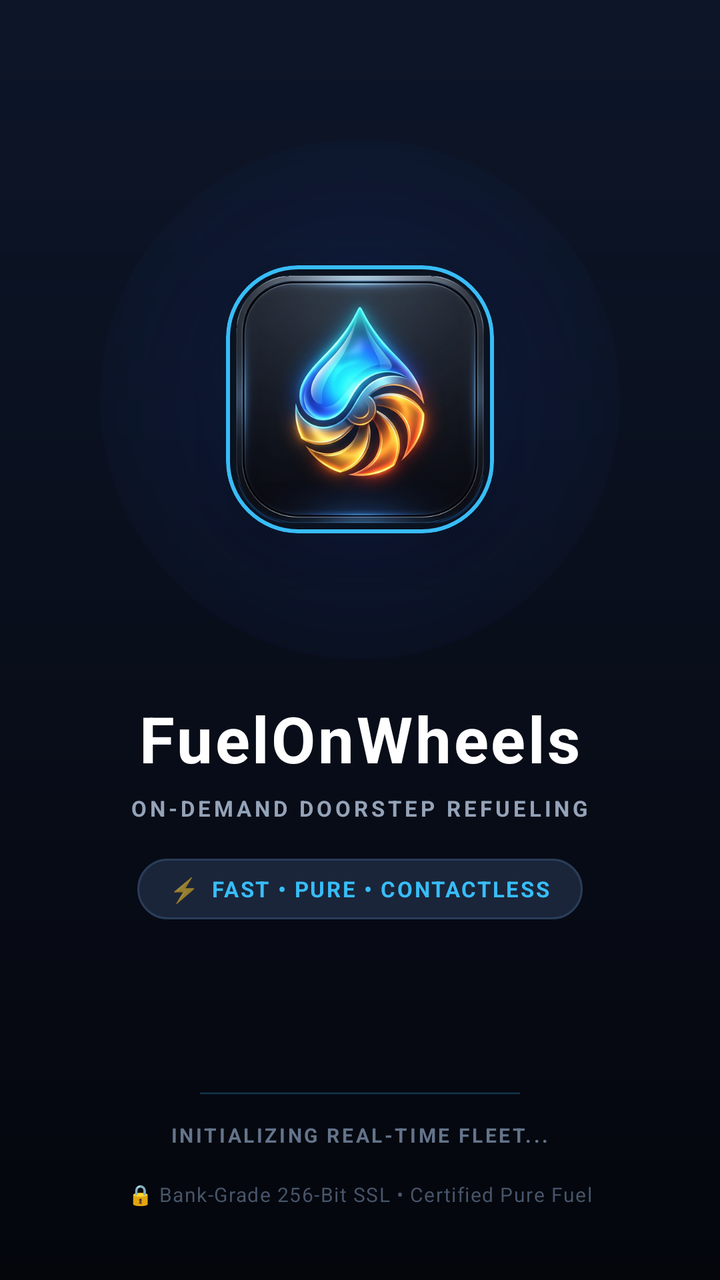
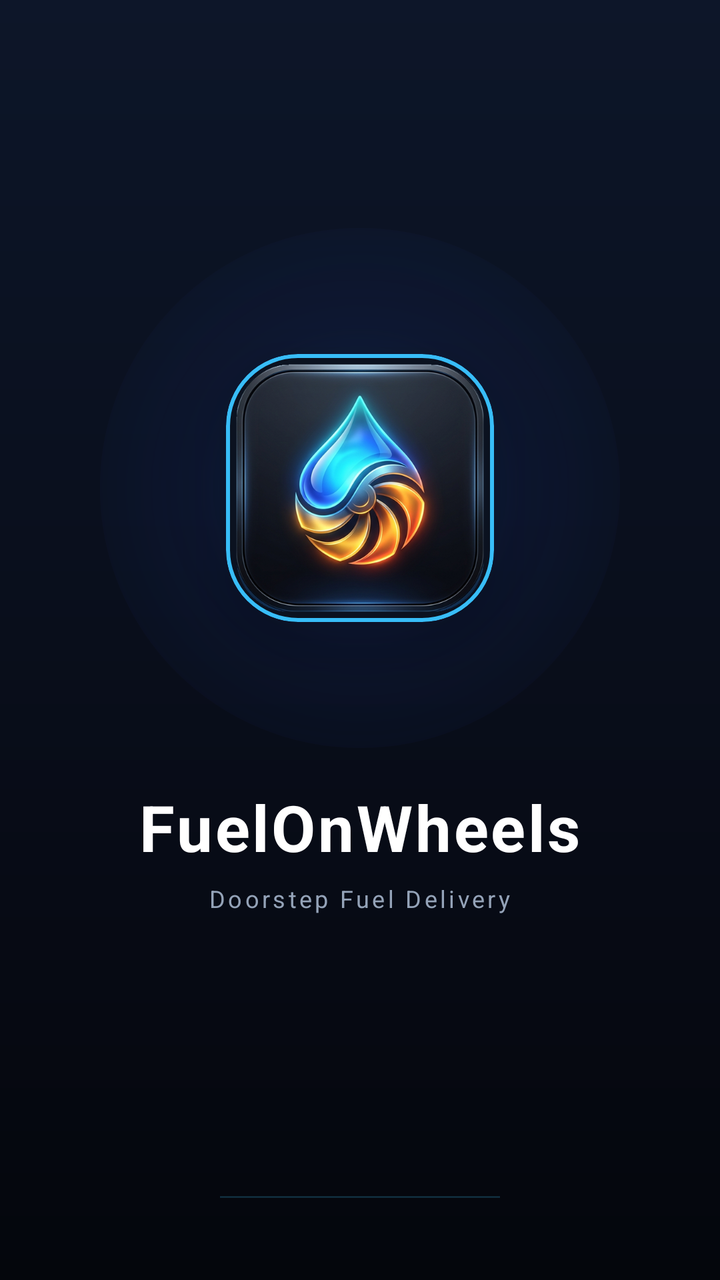

Compare the two renders of this Android layout. The source of the first and the diff that turns it into the second are given below.
<!-- AndroidManifest.xml: activity theme Theme.FuelOnWheelsApp.Splash -->
<!-- res/layout/activity_main.xml -->
<?xml version="1.0" encoding="utf-8"?>
<androidx.constraintlayout.widget.ConstraintLayout xmlns:android="http://schemas.android.com/apk/res/android"
    xmlns:app="http://schemas.android.com/apk/res-auto"
    xmlns:tools="http://schemas.android.com/tools"
    android:id="@+id/splash_root"
    android:layout_width="match_parent"
    android:layout_height="match_parent"
    android:background="@drawable/bg_splash_luxury"
    tools:context=".splashScreen.MainActivity"
    tools:ignore="Overdraw">

    
    <LinearLayout
        android:id="@+id/hero_center_layout"
        android:layout_width="wrap_content"
        android:layout_height="wrap_content"
        android:gravity="center_horizontal"
        android:orientation="vertical"
        app:layout_constraintBottom_toTopOf="@+id/bottom_container"
        app:layout_constraintEnd_toEndOf="parent"
        app:layout_constraintStart_toStartOf="parent"
        app:layout_constraintTop_toTopOf="parent"
        app:layout_constraintVertical_bias="0.45">

        
        <FrameLayout
            android:layout_width="wrap_content"
            android:layout_height="wrap_content">

            
            <View
                android:id="@+id/splash_aura"
                android:layout_width="260dp"
                android:layout_height="260dp"
                android:layout_gravity="center"
                android:background="@drawable/splash_glow_aura" />

            
            <com.google.android.material.card.MaterialCardView
                android:id="@+id/logo_card"
                android:layout_width="134dp"
                android:layout_height="134dp"
                android:layout_gravity="center"
                app:cardBackgroundColor="#0B1220"
                app:cardCornerRadius="36dp"
                app:cardElevation="18dp"
                app:strokeColor="#38BDF8"
                app:strokeWidth="2dp">

                <ImageView
                    android:id="@+id/imageView"
                    android:layout_width="match_parent"
                    android:layout_height="match_parent"
                    android:contentDescription="@string/logo"
                    android:scaleType="fitCenter"
                    app:srcCompat="@drawable/app_icon" />
            </com.google.android.material.card.MaterialCardView>
        </FrameLayout>

        
        <LinearLayout
            android:id="@+id/brand_info_layout"
            android:layout_width="wrap_content"
            android:layout_height="wrap_content"
            android:layout_marginTop="18dp"
            android:gravity="center_horizontal"
            android:orientation="vertical">

            <TextView
                android:id="@+id/textView"
                android:layout_width="wrap_content"
                android:layout_height="wrap_content"
                android:letterSpacing="0.04"
                android:text="FuelOnWheels"
                android:textColor="#FFFFFF"
                android:textSize="32sp"
                android:textStyle="bold" />

            <TextView
                android:id="@+id/tv_tagline"
                android:layout_width="wrap_content"
                android:layout_height="wrap_content"
                android:layout_marginTop="6dp"
                android:letterSpacing="0.15"
                android:text="ON-DEMAND DOORSTEP REFUELING"
                android:textColor="#94A3B8"
                android:textSize="11sp"
                android:textStyle="bold" />

            
            <LinearLayout
                android:id="@+id/feature_pill"
                android:layout_width="wrap_content"
                android:layout_height="wrap_content"
                android:layout_marginTop="18dp"
                android:background="@drawable/splash_pill_bg"
                android:gravity="center"
                android:orientation="horizontal"
                android:paddingStart="16dp"
                android:paddingTop="7dp"
                android:paddingEnd="16dp"
                android:paddingBottom="7dp">

                <TextView
                    android:layout_width="wrap_content"
                    android:layout_height="wrap_content"
                    android:text="⚡"
                    android:textSize="12sp" />

                <TextView
                    android:layout_width="wrap_content"
                    android:layout_height="wrap_content"
                    android:layout_marginStart="6dp"
                    android:letterSpacing="0.08"
                    android:text="FAST • PURE • CONTACTLESS"
                    android:textColor="#38BDF8"
                    android:textSize="11sp"
                    android:textStyle="bold" />
            </LinearLayout>
        </LinearLayout>
    </LinearLayout>

    
    <LinearLayout
        android:id="@+id/bottom_container"
        android:layout_width="wrap_content"
        android:layout_height="wrap_content"
        android:layout_marginBottom="36dp"
        android:gravity="center_horizontal"
        android:orientation="vertical"
        app:layout_constraintBottom_toBottomOf="parent"
        app:layout_constraintEnd_toEndOf="parent"
        app:layout_constraintStart_toStartOf="parent">

        
        <ProgressBar
            android:id="@+id/splash_progress"
            style="?android:attr/progressBarStyleHorizontal"
            android:layout_width="160dp"
            android:layout_height="4dp"
            android:layout_marginBottom="12dp"
            android:indeterminate="true"
            android:indeterminateTint="#38BDF8"
            android:progressDrawable="@drawable/splash_progress_drawable" />

        <TextView
            android:id="@+id/tv_loading_status"
            android:layout_width="wrap_content"
            android:layout_height="wrap_content"
            android:letterSpacing="0.12"
            android:text="INITIALIZING REAL-TIME FLEET..."
            android:textColor="#64748B"
            android:textSize="10sp"
            android:textStyle="bold" />

        <TextView
            android:layout_width="wrap_content"
            android:layout_height="wrap_content"
            android:layout_marginTop="16dp"
            android:letterSpacing="0.05"
            android:text="🔒 Bank-Grade 256-Bit SSL • Certified Pure Fuel"
            android:textColor="#475569"
            android:textSize="10sp" />

    </LinearLayout>

</androidx.constraintlayout.widget.ConstraintLayout>
<!-- resources referenced by this layout -->
<resources>
  <!-- drawable app_icon: png bitmap (drawable, 474904 bytes) -->
  <!-- drawable bg_splash_luxury (drawable) -->
  <?xml version="1.0" encoding="utf-8"?>
  <shape xmlns:android="http://schemas.android.com/apk/res/android"
      android:shape="rectangle">
      <gradient
          android:type="linear"
          android:angle="270"
          android:startColor="#0D1629"
          android:centerColor="#090E1B"
          android:endColor="#04060C" />
  </shape>
  <!-- drawable splash_glow_aura (drawable) -->
  <?xml version="1.0" encoding="utf-8"?>
  <shape xmlns:android="http://schemas.android.com/apk/res/android"
      android:shape="oval">
      <gradient
          android:type="radial"
          android:gradientRadius="160dp"
          android:startColor="#402563EB"
          android:centerColor="#151D4ED8"
          android:endColor="#00000000" />
  </shape>
  <!-- drawable splash_pill_bg (drawable) -->
  <?xml version="1.0" encoding="utf-8"?>
  <shape xmlns:android="http://schemas.android.com/apk/res/android"
      android:shape="rectangle">
      <solid android:color="#1A253A" />
      <corners android:radius="24dp" />
      <stroke
          android:width="1dp"
          android:color="#2A3D59" />
  </shape>
  <!-- drawable splash_progress_drawable (drawable) -->
  <?xml version="1.0" encoding="utf-8"?>
  <layer-list xmlns:android="http://schemas.android.com/apk/res/android">
      <item android:id="@android:id/background">
          <shape>
              <corners android:radius="4dp" />
              <solid android:color="#1A253A" />
          </shape>
      </item>
      <item android:id="@android:id/progress">
          <clip>
              <shape>
                  <corners android:radius="4dp" />
                  <gradient
                      android:startColor="#38BDF8"
                      android:centerColor="#2563EB"
                      android:endColor="#818CF8" />
              </shape>
          </clip>
      </item>
  </layer-list>
  <string name="logo">logo</string>
  <style name="Theme.FuelOnWheelsApp.Splash" parent="Theme.MaterialComponents.DayNight.NoActionBar">
          <item name="android:windowBackground">#090E1B</item>
          <item name="android:statusBarColor">#0D1629</item>
          <item name="android:navigationBarColor">#04060C</item>
          <item name="android:windowLightStatusBar">false</item>
      </style>
</resources>

<!-- the commit's change to res/layout/activity_main.xml (unified diff, before → after) -->
@@ -81,42 +81,11 @@
                 android:layout_width="wrap_content"
                 android:layout_height="wrap_content"
                 android:layout_marginTop="6dp"
-                android:letterSpacing="0.15"
-                android:text="ON-DEMAND DOORSTEP REFUELING"
+                android:letterSpacing="0.12"
+                android:text="Doorstep Fuel Delivery"
                 android:textColor="#94A3B8"
-                android:textSize="11sp"
-                android:textStyle="bold" />
-
-            
-            <LinearLayout
-                android:id="@+id/feature_pill"
-                android:layout_width="wrap_content"
-                android:layout_height="wrap_content"
-                android:layout_marginTop="18dp"
-                android:background="@drawable/splash_pill_bg"
-                android:gravity="center"
-                android:orientation="horizontal"
-                android:paddingStart="16dp"
-                android:paddingTop="7dp"
-                android:paddingEnd="16dp"
-                android:paddingBottom="7dp">
-
-                <TextView
-                    android:layout_width="wrap_content"
-                    android:layout_height="wrap_content"
-                    android:text="⚡"
-                    android:textSize="12sp" />
-
-                <TextView
-                    android:layout_width="wrap_content"
-                    android:layout_height="wrap_content"
-                    android:layout_marginStart="6dp"
-                    android:letterSpacing="0.08"
-                    android:text="FAST • PURE • CONTACTLESS"
-                    android:textColor="#38BDF8"
-                    android:textSize="11sp"
-                    android:textStyle="bold" />
-            </LinearLayout>
+                android:textSize="12sp"
+                android:textStyle="normal" />
         </LinearLayout>
     </LinearLayout>
 
@@ -125,7 +94,7 @@
         android:id="@+id/bottom_container"
         android:layout_width="wrap_content"
         android:layout_height="wrap_content"
-        android:layout_marginBottom="36dp"
+        android:layout_marginBottom="40dp"
         android:gravity="center_horizontal"
         android:orientation="vertical"
         app:layout_constraintBottom_toBottomOf="parent"
@@ -136,32 +105,12 @@
         <ProgressBar
             android:id="@+id/splash_progress"
             style="?android:attr/progressBarStyleHorizontal"
-            android:layout_width="160dp"
-            android:layout_height="4dp"
-            android:layout_marginBottom="12dp"
+            android:layout_width="140dp"
+            android:layout_height="3dp"
             android:indeterminate="true"
             android:indeterminateTint="#38BDF8"
             android:progressDrawable="@drawable/splash_progress_drawable" />
 
-        <TextView
-            android:id="@+id/tv_loading_status"
-            android:layout_width="wrap_content"
-            android:layout_height="wrap_content"
-            android:letterSpacing="0.12"
-            android:text="INITIALIZING REAL-TIME FLEET..."
-            android:textColor="#64748B"
-            android:textSize="10sp"
-            android:textStyle="bold" />
-
-        <TextView
-            android:layout_width="wrap_content"
-            android:layout_height="wrap_content"
-            android:layout_marginTop="16dp"
-            android:letterSpacing="0.05"
-            android:text="🔒 Bank-Grade 256-Bit SSL • Certified Pure Fuel"
-            android:textColor="#475569"
-            android:textSize="10sp" />
-
     </LinearLayout>
 
 </androidx.constraintlayout.widget.ConstraintLayout>
<!-- resource entries referenced after the edit -->
@@ -22,16 +22,6 @@
           android:startColor="#402563EB"
           android:centerColor="#151D4ED8"
           android:endColor="#00000000" />
-  </shape>
-  <!-- drawable splash_pill_bg (drawable) -->
-  <?xml version="1.0" encoding="utf-8"?>
-  <shape xmlns:android="http://schemas.android.com/apk/res/android"
-      android:shape="rectangle">
-      <solid android:color="#1A253A" />
-      <corners android:radius="24dp" />
-      <stroke
-          android:width="1dp"
-          android:color="#2A3D59" />
   </shape>
   <!-- drawable splash_progress_drawable (drawable) -->
   <?xml version="1.0" encoding="utf-8"?>
